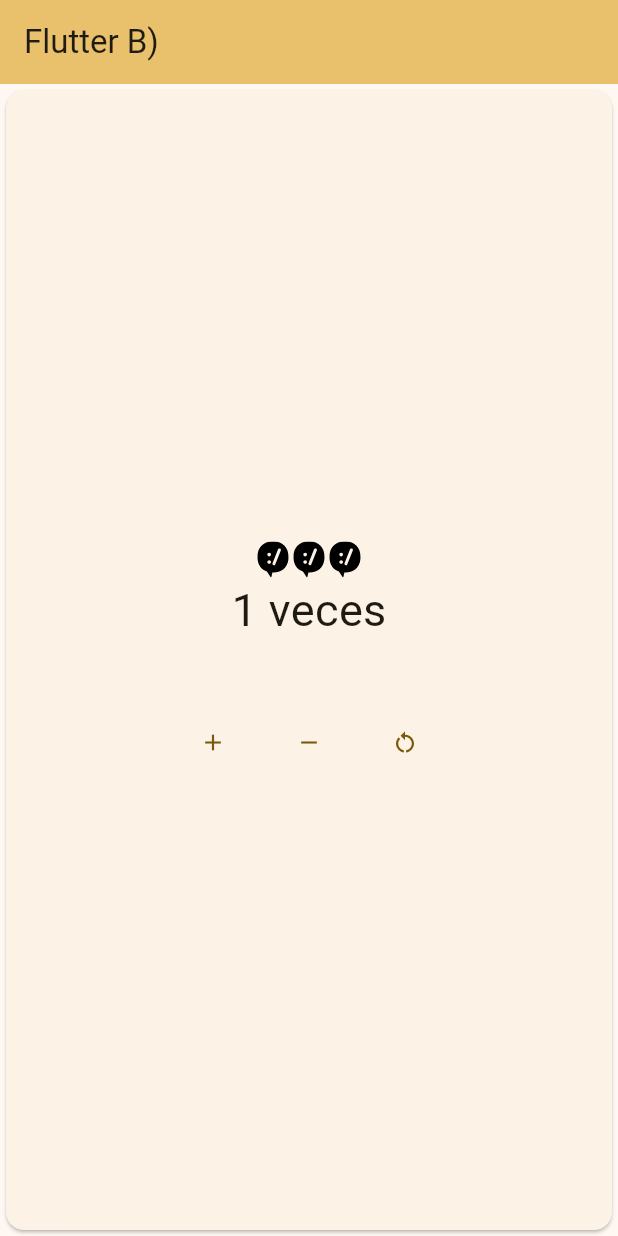
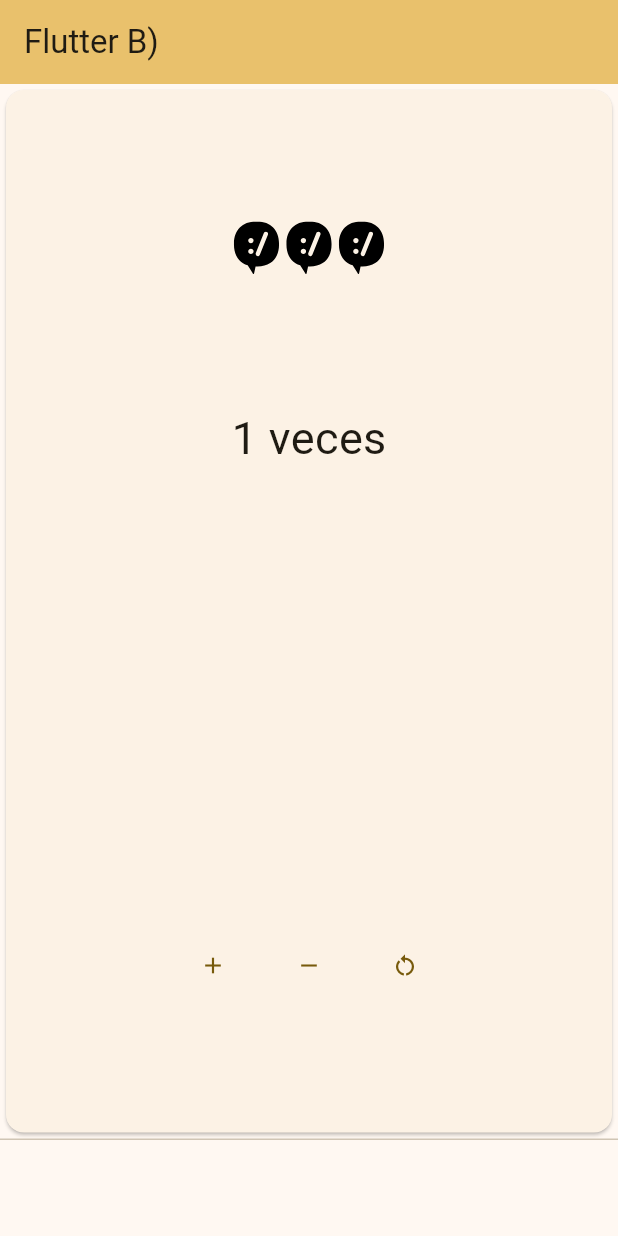
Before and after one commit to Kurosaki-Yuki/flutter_application_2, a Flutter app: the screen it shows after launch, after a tap on the "add" icon, on a phone screen of 412 x 824 dp. Run offline on Flutter 3.47's test engine with Material 3 defaults, Android fonts, the phone set to English and light mode, and no system bars; our stand-ins replace flutter_svg.

Commit message:
lab5 finished

```diff
--- a/lib/pages/my_home_page.dart
+++ b/lib/pages/my_home_page.dart
@@ -3,10 +3,10 @@ import 'package:flutter_svg/flutter_svg.dart';
 
 const String assetName = 'assets/icons/devrant_icon.svg';
 const String smileyName = 'assets/icons/smiley_icon.svg';
-const String sadName = 'assets/icons/sad_face_icon.svg';
+const String sadName = 'assets/icons/cry_face_icon.svg';
 Widget svg = SvgPicture.asset(
   assetName,
-  semanticsLabel: 'newIcon'
+  height: 35, width: 35,
 );
 
 class MyHomePage extends StatefulWidget {
@@ -50,13 +50,13 @@ class _MyHomePageState extends State<MyHomePage> {
   void _check(){
     if(_counter == 15){
       _victory = 'Victoria';
-      svg = SvgPicture.asset(smileyName);
+      svg = SvgPicture.asset(smileyName, height: 35, width: 35,);
     }else if(_counter == 10){
       _victory = 'Derrota';
-      svg = SvgPicture.asset(sadName);
+      svg = SvgPicture.asset(sadName, height: 35, width: 35,);
     }else if(_counter < 10){
       _victory = '';
-      svg = SvgPicture.asset(assetName);
+      svg = SvgPicture.asset(assetName, height: 35, width: 35,);
     }
   }
 
@@ -67,10 +67,32 @@ class _MyHomePageState extends State<MyHomePage> {
         backgroundColor: Theme.of(context).colorScheme.inversePrimary,
         title: Text(widget.title),
       ),
+      persistentFooterButtons: [
+        Visibility(
+          maintainSize: true,
+          maintainAnimation: true,
+          maintainState: true,
+          visible: false,
+          child: ElevatedButton(
+            onPressed: _incrementCounter,
+            child: const Icon(Icons.add),
+          )
+        ),
+        Visibility(
+          maintainSize: true,
+          maintainAnimation: true,
+          maintainState: true,
+          visible: false,
+          child: ElevatedButton(
+            onPressed: _decrementCounter,
+            child: const Icon(Icons.remove),
+          )
+        )
+        ],
       body: Center(
         child:Card(
           child: Column(
-            mainAxisAlignment: MainAxisAlignment.center,
+            mainAxisAlignment: MainAxisAlignment.spaceEvenly,
             children: <Widget>[
               Row(
                 mainAxisAlignment: MainAxisAlignment.center,
```
